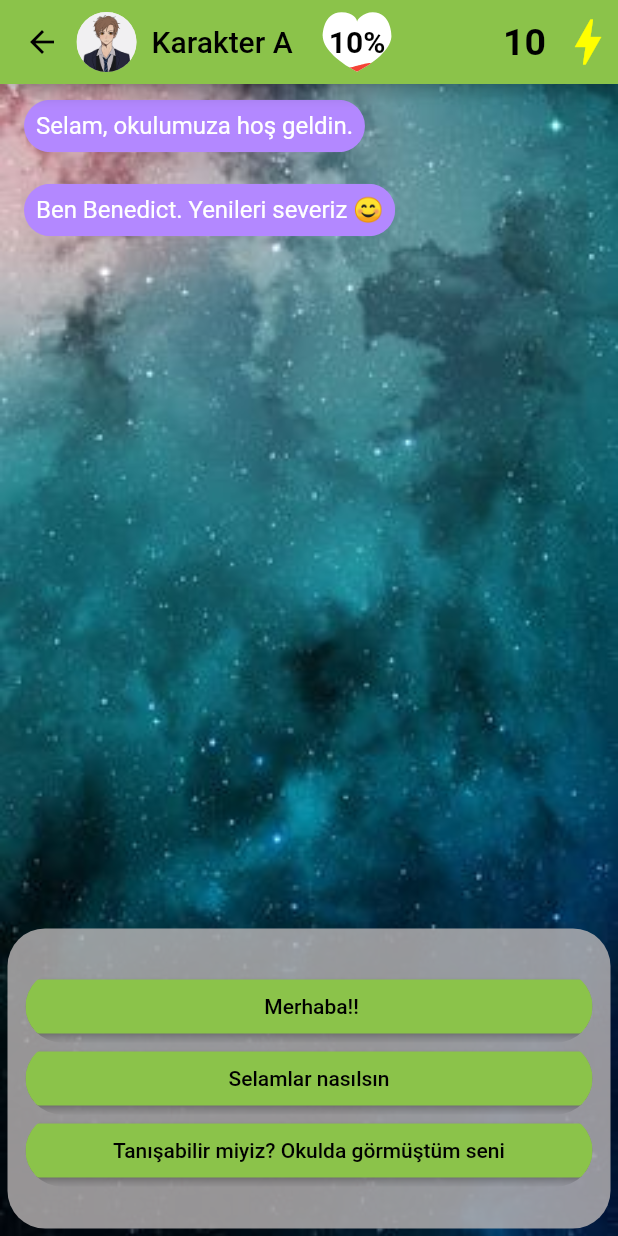
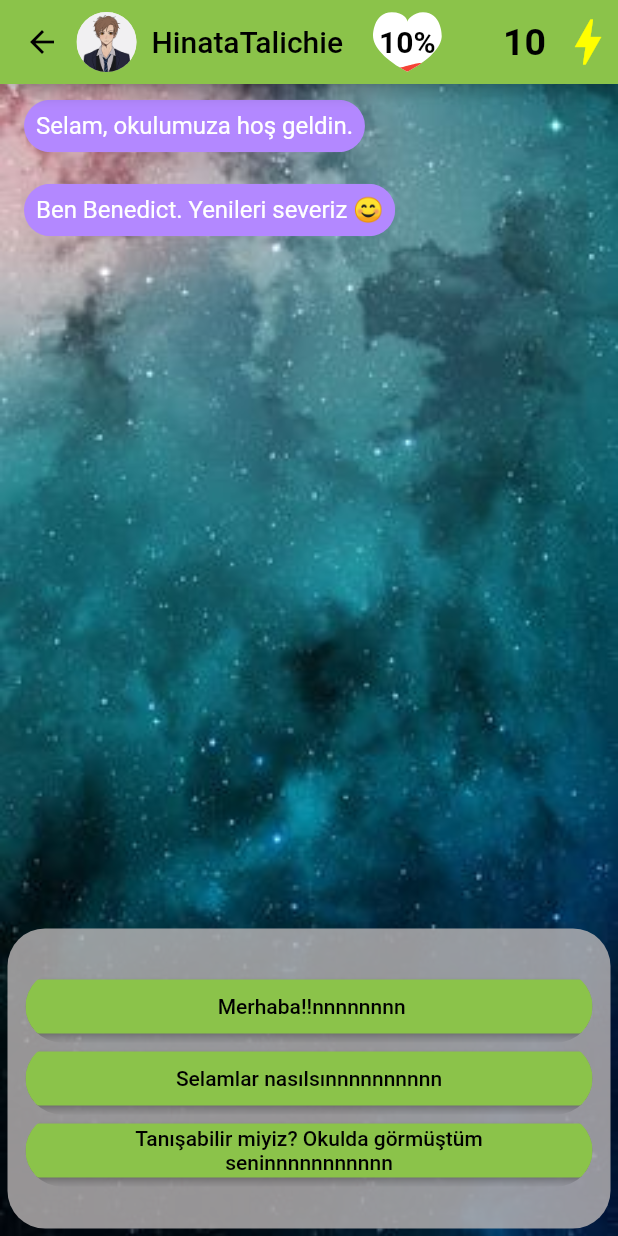
Before and after one commit to emreozsoy/MessagingAppProject, a Flutter app: the ConversationPage screen opened directly with empty values, on a phone screen of 412 x 824 dp. Run offline on Flutter 3.47's test engine with Material 2 defaults, Android fonts, the phone set to English and light mode, and no system bars; our stand-ins replace google_fonts, google_mobile_ads, liquid_progress_indicator, shared_preferences; accounts and stored records are empty.

Commit message:
ufak degisiklik
bug fixes

```diff
--- a/lib/characterTextPoint.dart
+++ b/lib/characterTextPoint.dart
@@ -11,7 +11,7 @@ class CharactersPointRepository{
     // 2.Karakterin Cevaba Bağlı İlişki Puanı
     CharactersPoint([0,1,2,3], 0),
     // 3.Karakterin Cevaba Bağlı İlişki Puanı
-    CharactersPoint([0,1,2,3], 0),
+    CharactersPoint([0,1,2,3], 10),
     // 4.Karakterin Cevaba Bağlı İlişki Puanı
     CharactersPoint([0,1,2,3], 0),
     // 5.Karakterin Cevaba Bağlı İlişki Puanı
--- a/lib/characters.dart
+++ b/lib/characters.dart
@@ -1,9 +1,9 @@
 class CharactersRepository{
   final List<Characters> characters= [
-    // K => Kadın - E => Erkek
-    Characters("Karakter ", "A", 19, "K","images/bot1.png"),
+    // K => Kadın - E => Erkek normal olarak
+    Characters("Hinata", "Talichie", 19, "K","images/bot1.png"),
     Characters("Deniz ", "Şahin", 16,"K","images/bot2.png"),
-    Characters("Erdem ", "Demirci", 19, "E","images/bot3.png"),
+    Characters("Akio ", "Asano ", 19, "E","images/bot3.png"),
     Characters("Berat Can ", "Katanalp", 25, "E","images/bot4.png"),
     Characters("Player ", "PlayerSurname", 25, "E","images/bot1.png"),
   ];
--- a/lib/charactersText.dart
+++ b/lib/charactersText.dart
@@ -24,7 +24,7 @@ class CharactersTextRepository{
 
   "Ben adım - da -Deniz ,-bende, -memnun, -oldum",
   "Vaktimi belki- ayırabilirim senin için önemli bir konu mu?",
-  "Bir - kahveye hayır demem",
+  "Bir kahveye - hayır demem",
 
   "Görüşmek üzere!!",
   "Bye byee!",
@@ -50,29 +50,39 @@ class CharactersTextRepository{
       "Orda görüşmek üzere!"
     ]),
 
-    /*BOT3*/
+    /*BOT3 Asano Akio */
     CharactersText([
-      "Ben de yenilikleri severim. ",
-      "Selam, ben Karakter3",
+      "Hayır tabi ki, ismini sınıf listesinden gördüm hahahhah!",
+      "Ben Asano, dostum 😀",
+      "Süpeer, Okulda çok güzel kızlar olduğunu duydum dostumm!",
+
+      "Çok naziksiniz",
+      "Böyle düşünmene üzüldüm",
+      "Malesef sizle şuan konuşamam.."]),
+
+    /*      BOT4    */
+    CharactersText(["Ben de yenilikleri severim. Adım  ",
+      "Selam, ben Karakter4.",
       "Sen karşılama komitesi misin? ne bu özgüven?",
 
       "Çok naziksiniz",
       "Böyle düşünmene üzüldüm",
       "Malesef sizle şuan konuşamam.."]),
 
-    /*      BOT4    */
-    CharactersText(["Ben de yenilikleri severim. Adım  ","Selam, ben Karakter4.",
-      "Sen karşılama komitesi misin? ne bu özgüven?","Çok naziksiniz","Böyle düşünmene üzüldüm","Malesef sizle şuan konuşamam.."]),
+    /*    BOT5     */
+    CharactersText(["Ben de yenilikleri severim. Adım Karakter5 ",
+      "Selam, ben Karakter5.",
+      "Sen karşılama komitesi misin? ne bu özgüven?",
 
-    /*    BOT5     */
-    CharactersText(["Ben de yenilikleri severim. Adım Karakter5 ","Selam, ben Karakter5.",
-      "Sen karşılama komitesi misin? ne bu özgüven?","Çok naziksiniz","Böyle düşünmene üzüldüm","Malesef sizle şuan konuşamam.."]),
+      "Çok naziksiniz",
+      "Böyle düşünmene üzüldüm",
+      "Malesef sizle şuan konuşamam.."]),
 
     /*  PLAYER -TextBot1        */
     CharactersText([
-      " Merhaba!!",
-      "Selamlar nasılsın",
-      "Tanışabilir miyiz? Okulda görmüştüm seni",
+      " Merhaba!!nnnnnnnn",
+      "Selamlar nasılsınnnnnnnnnn",
+      "Tanışabilir miyiz? Okulda görmüştüm seninnnnnnnnnnn",
 
       "Ben Karakter A, tanıştığıma memnun oldum",
       "Yoğunsan meşgul etmek istemem",
@@ -110,7 +120,77 @@ class CharactersTextRepository{
 
       "ListeBitti1","ListeBitti2", "ListeBitti3",
 
+      " sa","dsa","dsa","sda"]),
+
+    /*  PLAYER - Asano Akio       */
+    CharactersText([
+      "M-Merhaba Tanışıyoz mu",
+      "Sen de kimsin ?",
+      "Haha Merhaba dostum, İyidir senden?",
+
+      "Ben Karakter A, tanıştığıma memnun oldum",
+      "Yoğunsan meşgul etmek istemem",
+      "İstersen okulda kahve içebiliriz.",
+
+      "Okulda umarım görüşebiliriz. ",
+      "Sadece tanışmak istemiştim okulda görüşürüz!!",
+      "Kütüphanede afişinden haberin var mı? Orda kahve içebiliriz?",
+
+      "Text Bitti",
+      "Text Bitti",
+      "Text Bitti",
+
+      "ListeBitti1",
+      "ListeBitti2",
+      "ListeBitti3",
+
+      " sa",
+      "dsa",
+      "dsa",
+       ]),
+    /*  PLAYER - bot4       */
+    CharactersText([
+      "M-Merhaba Tanışıyor muyuz?",
+      "Sen de kimsin ?",
+      "Haha Merhaba dostum, İyidir senden?",
+
+      "Ben Karakter A, tanıştığıma memnun oldum",
+      "Yoğunsan meşgul etmek istemem",
+      "İstersen okulda kahve içebiliriz.",
+
+      "Okulda umarım görüşebiliriz. ",
+      "Sadece tanışmak istemiştim okulda görüşürüz!!",
+      "Kütüphanede afişinden haberin var mı? Orda kahve içebiliriz?",
+
+      "Text Bitti",
+      "Text Bitti",
+      "Text Bitti",
+
+      "ListeBitti1","ListeBitti2", "ListeBitti3",
+
+      " sa","dsa","dsa","sda"]),
+    /*  PLAYER - bot5      */
+    CharactersText([
+      "M-Merhaba Tanışıyor muyuz?",
+      "Sen de kimsin ?",
+      "Haha Merhaba dostum, İyidir senden?",
+
+      "Ben Karakter A, tanıştığıma memnun oldum",
+      "Yoğunsan meşgul etmek istemem",
+      "İstersen okulda kahve içebiliriz.",
+
+      "Okulda umarım görüşebiliriz. ",
+      "Sadece tanışmak istemiştim okulda görüşürüz!!",
+      "Kütüphanede afişinden haberin var mı? Orda kahve içebiliriz?",
+
+      "Text Bitti",
+      "Text Bitti",
+      "Text Bitti",
+
+      "ListeBitti1","ListeBitti2", "ListeBitti3",
+
       " sa","dsa","dsa","sda"])
+
   ];
 
 }
--- a/lib/messages.dart
+++ b/lib/messages.dart
@@ -6,13 +6,13 @@ class MessagesRepository{
     Messages(["Emre"],["Bot"]),
     /* BOT3 CHAT */
 
-    Messages(["Hayır","Ben","Cidden mi???"],["Bot"]),
+    Messages(["Hey, Hey!! Naber, Dostum nasılsın?"],["Bot"]),
     /* BOT4 CHAT */
 
-    Messages(["Kes kopke","Okula hoşgeldin yeni kız ","Tamamdır."],["Bot"]),
+    Messages(["Kes kopke"],["Bot"]),
     /* BOT5 CHAT */
 
-    Messages(["Merhaba","Ben","Okulda görüşürüz"],["Bot","Bot"]),
+    Messages(["Merhaba","Ben"],["Bot","Bot"]),
 
 
   ];
--- a/lib/screens/coversation_page.dart
+++ b/lib/screens/coversation_page.dart
@@ -393,7 +393,7 @@ class _ConversationPageState extends State<ConversationPage>
                                     ? Text("......")
                                     : Text(
                                         charactersTextRepository
-                                            .charactersText[5].text
+                                            .charactersText[widget.index + 5].text
                                             .elementAt(textPos),
                                         textAlign: TextAlign.center,
                                       ),
@@ -433,7 +433,7 @@ class _ConversationPageState extends State<ConversationPage>
                                     ? Text("......")
                                     : Text(
                                         charactersTextRepository
-                                            .charactersText[5].text
+                                            .charactersText[widget.index + 5].text
                                             .elementAt(textPos + 1),
                                         textAlign: TextAlign.center,
                                       ),
@@ -473,7 +473,7 @@ class _ConversationPageState extends State<ConversationPage>
                                     ? Text("......")
                                     : Text(
                                         charactersTextRepository
-                                            .charactersText[5].text
+                                            .charactersText[widget.index + 5].text
                                             .elementAt(textPos + 2),
                                         textAlign: TextAlign.center,
                                       ),
```
Also changed, not shown: pubspec.lock.
